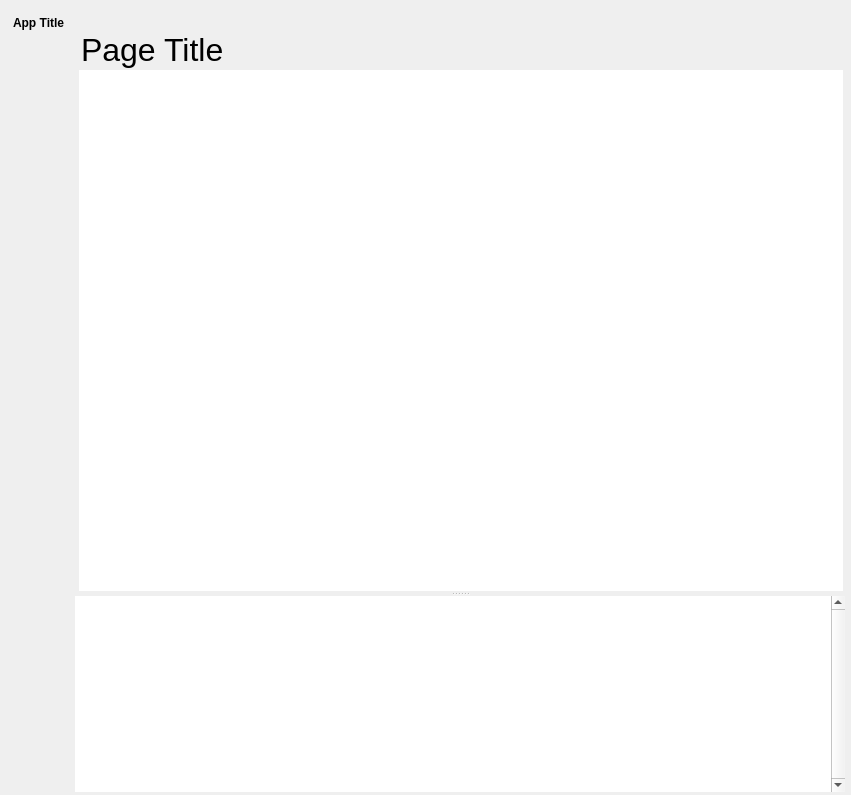
Above: src/conan_app_launcher/ui/fluent_window/fluent_window.ui from goszpeti/conan_explorer before the change. Below: the same form after it.
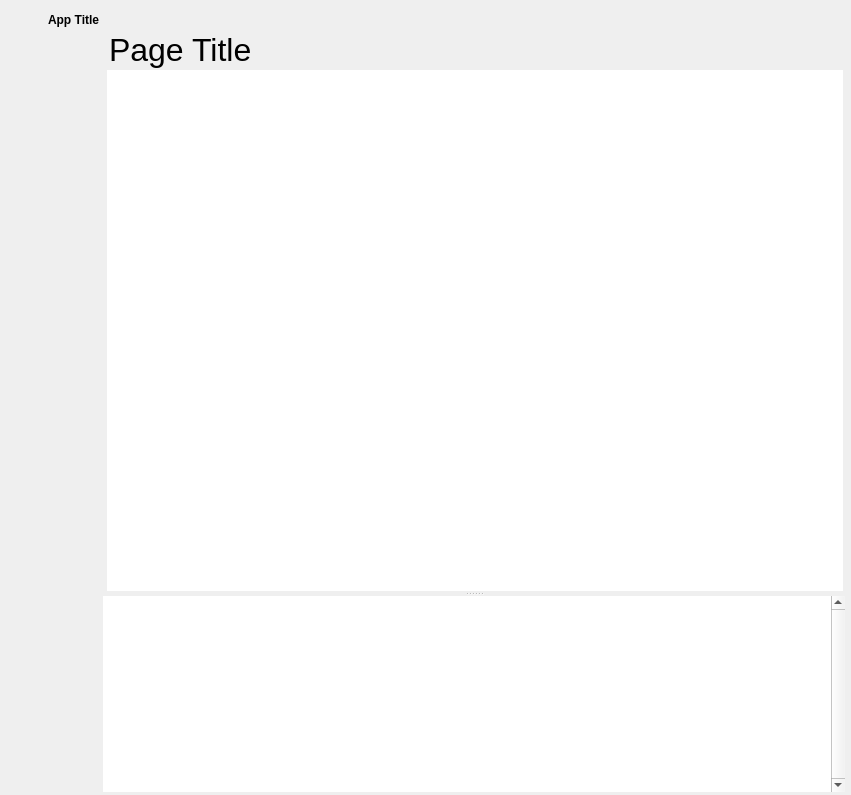
That is the form after the change. Icons and pictures are not drawn.

Patch:
```diff
--- a/src/conan_app_launcher/ui/fluent_window/fluent_window.ui
+++ b/src/conan_app_launcher/ui/fluent_window/fluent_window.ui
@@ -247,7 +247,7 @@
                   <property name="minimumSize">
                    <size>
                     <width>0</width>
-                    <height>50</height>
+                    <height>45</height>
                    </size>
                   </property>
                   <property name="maximumSize">
@@ -283,7 +283,7 @@
                      <property name="minimumSize">
                       <size>
                        <width>55</width>
-                       <height>40</height>
+                       <height>35</height>
                       </size>
                      </property>
                      <property name="text">
@@ -299,7 +299,7 @@
                      <property name="minimumSize">
                       <size>
                        <width>55</width>
-                       <height>40</height>
+                       <height>35</height>
                       </size>
                      </property>
                      <property name="text">
@@ -315,7 +315,7 @@
                      <property name="minimumSize">
                       <size>
                        <width>55</width>
-                       <height>40</height>
+                       <height>35</height>
                       </size>
                      </property>
                      <property name="text">
@@ -942,6 +942,61 @@
               <number>0</number>
              </property>
              <item>
+              <widget class="QFrame" name="frame">
+               <property name="frameShape">
+                <enum>QFrame::NoFrame</enum>
+               </property>
+               <property name="frameShadow">
+                <enum>QFrame::Raised</enum>
+               </property>
+               <layout class="QHBoxLayout" name="horizontalLayout">
+                <property name="leftMargin">
+                 <number>4</number>
+                </property>
+                <property name="topMargin">
+                 <number>0</number>
+                </property>
+                <property name="rightMargin">
+                 <number>0</number>
+                </property>
+                <property name="bottomMargin">
+                 <number>0</number>
+                </property>
+                <item>
+                 <widget class="QLabel" name="title_icon_label">
+                  <property name="sizePolicy">
+                   <sizepolicy hsizetype="Fixed" vsizetype="Fixed">
+                    <horstretch>0</horstretch>
+                    <verstretch>0</verstretch>
+                   </sizepolicy>
+                  </property>
+                  <property name="minimumSize">
+                   <size>
+                    <width>25</width>
+                    <height>25</height>
+                   </size>
+                  </property>
+                  <property name="maximumSize">
+                   <size>
+                    <width>25</width>
+                    <height>25</height>
+                   </size>
+                  </property>
+                  <property name="text">
+                   <string/>
+                  </property>
+                  <property name="pixmap">
+                   <pixmap>../../assets/icons/icon.ico</pixmap>
+                  </property>
+                  <property name="scaledContents">
+                   <bool>true</bool>
+                  </property>
+                  <property name="alignment">
+                   <set>Qt::AlignCenter</set>
+                  </property>
+                 </widget>
+                </item>
+                <item>
               <widget class="QLabel" name="title_label">
                <property name="minimumSize">
                 <size>
@@ -963,7 +1018,7 @@
                 <string>App Title</string>
                </property>
                <property name="alignment">
-                <set>Qt::AlignBottom|Qt::AlignLeading|Qt::AlignLeft</set>
+                   <set>Qt::AlignLeading|Qt::AlignLeft|Qt::AlignVCenter</set>
                </property>
                <property name="margin">
                 <number>0</number>
@@ -971,6 +1026,9 @@
                <property name="indent">
                 <number>5</number>
                </property>
+                 </widget>
+                </item>
+               </layout>
               </widget>
              </item>
              <item>
```
Lines whose indentation alone changed are shown as unchanged.
